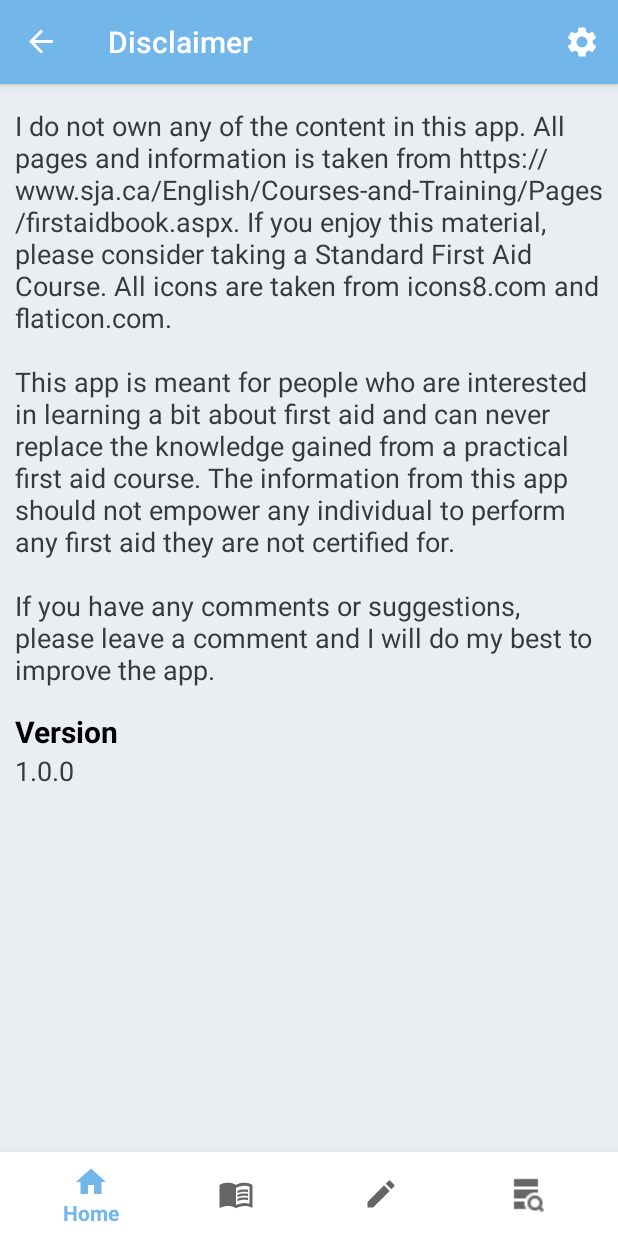
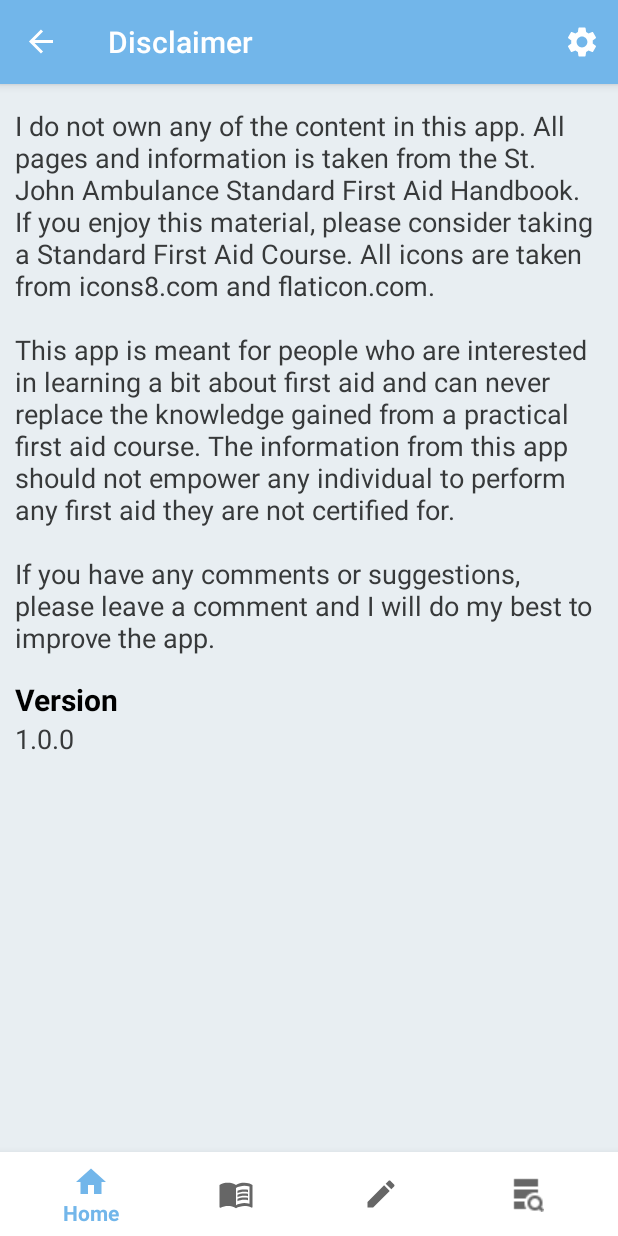
Before and after one commit to calvinc03/FirstAidEdAndroidApp, an Android app: the SettingsFragment screen opened through its navigation route, on a phone screen of 412 x 824 dp. Run offline under Robolectric (Android 15) with nearby library versions, the phone set to English and light mode, and no system bars; our stand-ins replace navigation-ui.

Commit message:
Changed app name

```diff
--- a/app/src/main/java/com/calvinchen/firstaidlearning/MainActivity.kt
+++ b/app/src/main/java/com/calvinchen/firstaidlearning/MainActivity.kt
@@ -32,8 +32,8 @@ class MainActivity : AppCompatActivity() {
             AlertDialog.Builder(this)
                 .setTitle("Disclaimer")
                 .setMessage("I do not own any of the content in this app. All pages and " +
-                        "information is taken from https://www.sja" +
-                        ".ca/English/Courses-and-Training/Pages/firstaidbook.aspx. If you enjoy " +
+                        "information is taken from the St. John Ambulance Standard First Aid " +
+                        "Handbook. If you enjoy " +
                         "this material, please consider taking a Standard First Aid Course. All " +
                         "icons and images are taken from icons8.com and flaticon.com." +
                         "\n\nThis app is meant for people who are interested in learning a bit " +
--- a/app/src/main/res/values/strings.xml
+++ b/app/src/main/res/values/strings.xml
@@ -1,5 +1,5 @@
 <resources>
-    <string name="app_name">FirstAidLearning</string>
+    <string name="app_name">First Aid Study</string>
     <string name="image">image</string>
     <string name="placeholder_text">Lorem ipsum dolor sit amet, consectetur adipiscing elit, sed do eiusmod tempor incididunt ut labore et dolore magna aliqua. Ut enim ad minim veniam, quis nostrud exercitation ullamco laboris nisi ut aliquip ex ea commodo consequat. Duis aute irure dolor in reprehenderit in voluptate velit esse cillum dolore eu fugiat nulla pariatur. Excepteur sint occaecat cupidatat non proident, sunt in culpa qui officia deserunt mollit anim id est laborum.</string>
     <string name="chapter_1_title">Introduction to First Aid</string>
@@ -14,7 +14,7 @@
     <string name="attempt">Review Your Answers</string>
     <string name="Terms_and_Conditions">
         I do not own any of the content in this app. All pages and information is taken from
-        https://www.sja.ca/English/Courses-and-Training/Pages/firstaidbook.aspx. If you enjoy
+        the St. John Ambulance Standard First Aid Handbook. If you enjoy
         this material, please consider taking a Standard First Aid Course. All icons are
         taken from icons8.com and flaticon.com. \n\nThis app is meant
         for people who are interested in learning a bit about first aid and can never replace the
```
Also changed, not shown: 2 other files.
